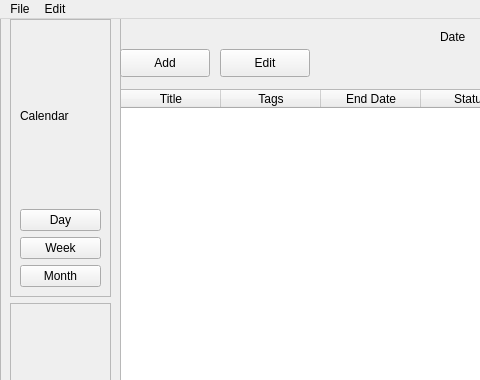
jyleoxcino/ACIT-2911-Group-22, file untitled.ui: the form before one commit; both pictures show x 0 to 480 and y 0 to 380 of the 820 by 600 pixel window.
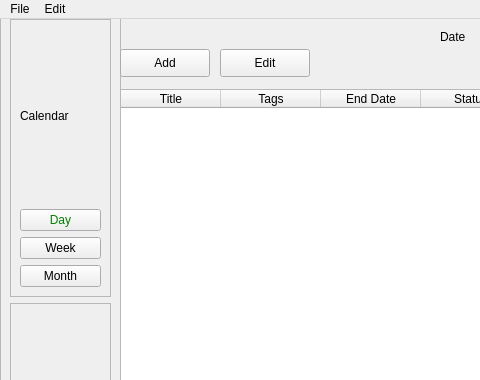
The form after the commit.

Commit message: intial button css frame

Diff of the .ui file:
```diff
--- a/untitled.ui
+++ b/untitled.ui
@@ -48,6 +48,18 @@
         </item>
         <item>
          <widget class="QPushButton" name="buttonDay">
+          <property name="styleSheet">
+           <string notr="true">QPushButton#buttonDay:disabled {
+
+    font-weight:bold;
+	color:blue;
+	background-color: yellow;
+}
+QPushButton#buttonDay{
+
+	color:green;
+}</string>
+          </property>
           <property name="text">
            <string>Day</string>
           </property>
```
Left out of the diff: 2 changed lines with no effect on the pictures. The commit also changes 1 other file.
